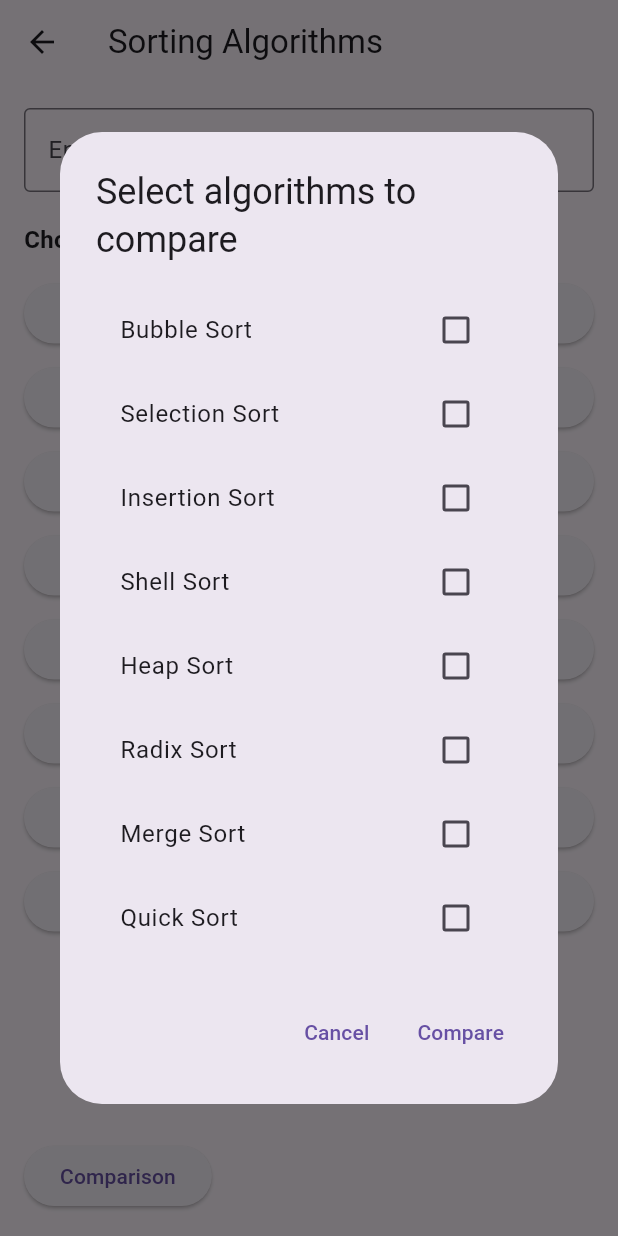
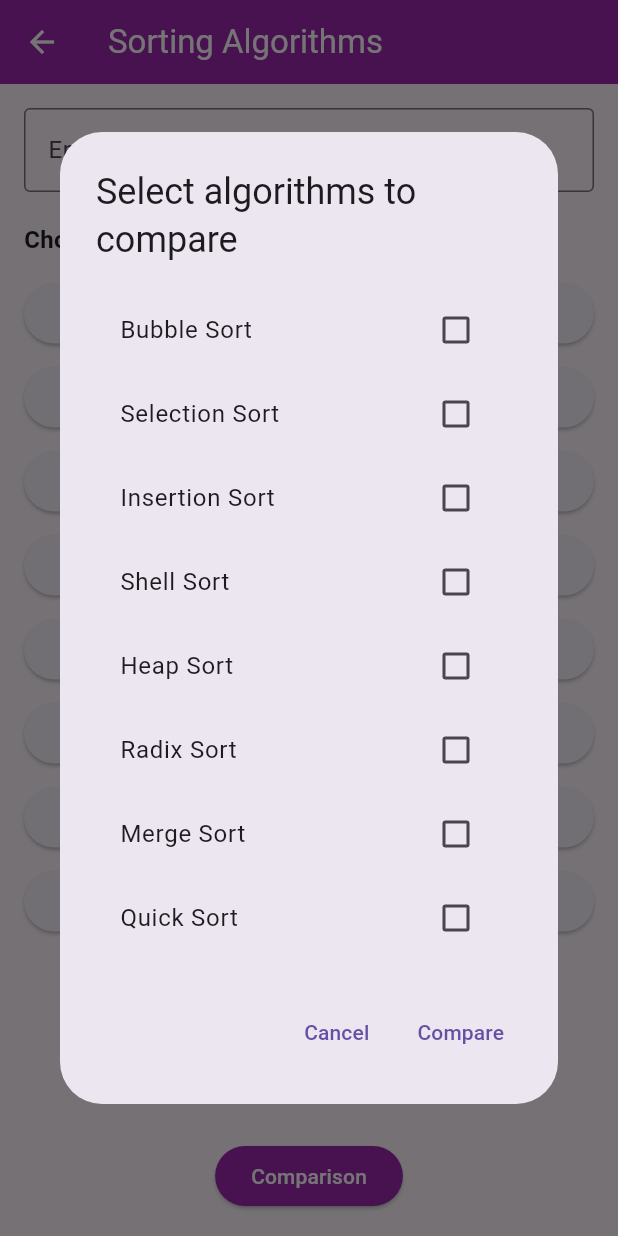
Before and after one commit to TMadhan2004/Algorithm-simulator, a Flutter app: the SortingPage screen opened by its route, after a tap on "Comparison", on a phone screen of 412 x 824 dp. Run offline on Flutter 3.47's test engine with Material 3 defaults, Android fonts, the phone set to English and light mode, and no system bars; our stand-ins replace syncfusion_flutter_charts, video_player.

Commit message:
Update sorting_page.dart

```diff
--- a/lib/sorting/sorting_page.dart
+++ b/lib/sorting/sorting_page.dart
@@ -25,16 +25,7 @@ class _SortingPageState extends State<SortingPage> {
     'Quick Sort',
   ];
 
-  // Function to parse user input into a list of integers
-  // void _parseInput() {
-  //   setState(() {
-  //     _numbers = _numbersController.text
-  //         .split(',')
-  //         .map((e) => int.tryParse(e.trim()) ?? 0)
-  //         .toList();
-  //   });
-  // }
-
+  // Parse input for numbers
   bool _parseInput() {
     String input = _numbersController.text;
 
@@ -42,14 +33,13 @@ class _SortingPageState extends State<SortingPage> {
     final RegExp validInputPattern = RegExp(r'^(\d+\s*,\s*)*\d+$');
 
     if (!validInputPattern.hasMatch(input)) {
-      // Show error message if input contains invalid characters
       ScaffoldMessenger.of(context).showSnackBar(
-        SnackBar(content: Text('Please enter only numbers separated by commas.')),
+        SnackBar(
+            content: Text('Please enter only numbers separated by commas.')),
       );
       return false;
     }
 
-    // If input is valid, parse it into a list of integers
     setState(() {
       _numbers = input.split(',').map((e) => int.parse(e.trim())).toList();
     });
@@ -58,11 +48,11 @@ class _SortingPageState extends State<SortingPage> {
 
   // Show loading dialog and redirect to SortingAnimationPage
   void _goToSortingAnimation(String algorithm) {
-    _parseInput();
-    if (_numbers.isNotEmpty && !_numbers.contains(0)) {
+    if (_parseInput() && _numbers.isNotEmpty && !_numbers.contains(0)) {
       _showLoadingDialog(() {
         Navigator.pop(context); // Close loading dialog
-        _navigateToSortingAnimation(algorithm); // Navigate to sorting animation page
+        _navigateToSortingAnimation(
+            algorithm); // Navigate to sorting animation page
       });
     } else {
       ScaffoldMessenger.of(context).showSnackBar(
@@ -73,10 +63,12 @@ class _SortingPageState extends State<SortingPage> {
 
   // Show loading dialog for comparison
   void _goToComparisonPage() {
-    _parseInput();
+    if (_parseInput()) {
       if (_selectedAlgorithms.length < 2) {
         ScaffoldMessenger.of(context).showSnackBar(
-        SnackBar(content: Text('Please select at least two algorithms for comparison.')),
+          SnackBar(
+              content: Text(
+                  'Please select at least two algorithms for comparison.')),
         );
       } else if (_numbers.isEmpty || _numbers.contains(0)) {
         ScaffoldMessenger.of(context).showSnackBar(
@@ -96,6 +88,7 @@ class _SortingPageState extends State<SortingPage> {
             ),
           );
         });
+      }
     }
   }
 
@@ -129,6 +122,8 @@ class _SortingPageState extends State<SortingPage> {
     return Scaffold(
       appBar: AppBar(
         title: Text('Sorting Algorithms'),
+        backgroundColor: Colors.purple,
+        foregroundColor: Colors.white,
       ),
       body: Padding(
         padding: const EdgeInsets.all(16.0),
@@ -140,6 +135,7 @@ class _SortingPageState extends State<SortingPage> {
               controller: _numbersController,
               decoration: InputDecoration(
                 labelText: 'Enter numbers separated by commas',
+                border: OutlineInputBorder(),
               ),
               keyboardType: TextInputType.number,
             ),
@@ -168,10 +164,27 @@ class _SortingPageState extends State<SortingPage> {
               ),
             ),
 
-            // Comparison button
-            ElevatedButton(
+            // Centered comparison button
+            Center(
+              child: ElevatedButton(
                 onPressed: () {
-                // Show a dialog to select algorithms for comparison
+                  _showAlgorithmSelectionDialog();
+                },
+                child: Text('Comparison'),
+                style: ElevatedButton.styleFrom(
+                  backgroundColor: Colors.purple,
+                  foregroundColor: Colors.white,
+                ),
+              ),
+            ),
+          ],
+        ),
+      ),
+    );
+  }
+
+  // Show algorithm selection dialog for comparison
+  void _showAlgorithmSelectionDialog() {
     showDialog(
       context: context,
       builder: (BuildContext context) {
@@ -181,6 +194,7 @@ class _SortingPageState extends State<SortingPage> {
               title: Text('Select algorithms to compare'),
               content: SingleChildScrollView(
                 child: Column(
+                  mainAxisSize: MainAxisSize.min,
                   children: _algorithms.map((algorithm) {
                     bool isSelected = _selectedAlgorithms.contains(algorithm);
                     return CheckboxListTile(
@@ -219,13 +233,6 @@ class _SortingPageState extends State<SortingPage> {
         );
       },
     );
-              },
-              child: Text('Comparison'),
-            ),
-          ],
-        ),
-      ),
-    );
   }
 }
 
@@ -252,7 +259,7 @@ class _LoadingDialogState extends State<LoadingDialog> {
           _controller.play(); // Start video playback
         });
 
-        // After 5 seconds, complete the loading and navigate
+        // After 3 seconds, complete the loading and navigate
         Future.delayed(Duration(seconds: 3), () {
           widget.onComplete(); // Call the navigation function
         });
```
Lines whose indentation alone changed are shown as unchanged.
